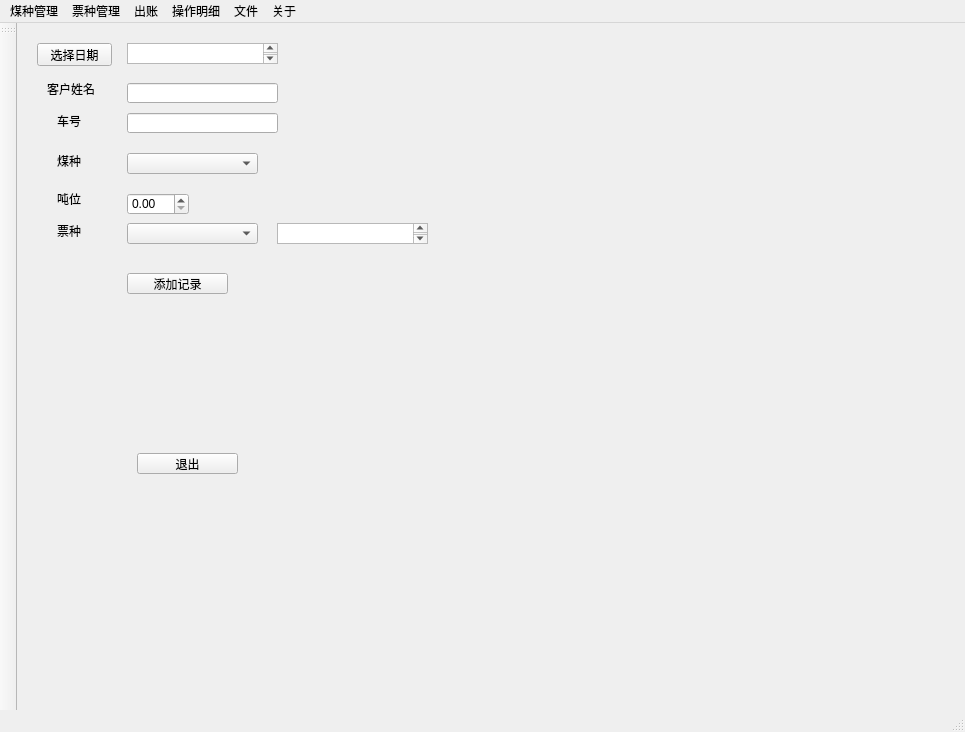
This is ui/main_window.ui in leexuehan/ParamGenerator as Qt 5 draws it before an edit. The edited form follows.
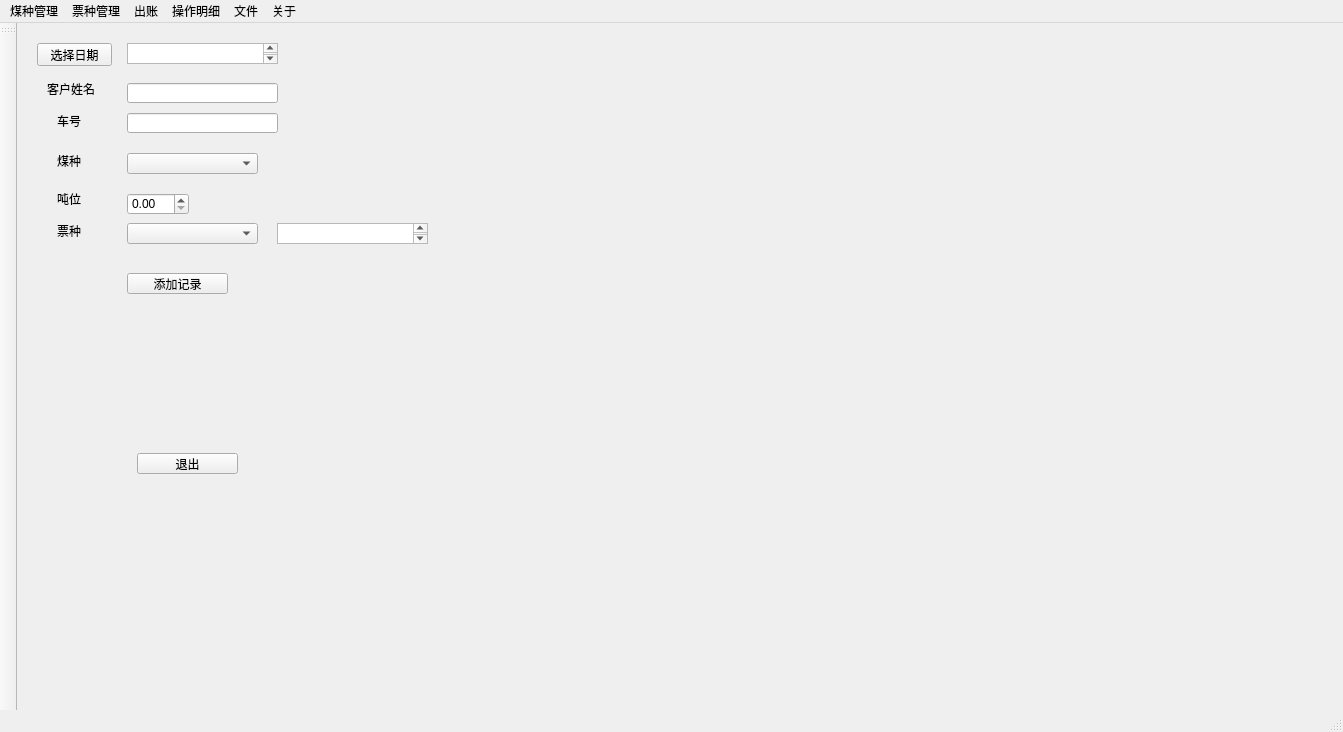
This is the edited form.

The edit to the form file:
```diff
--- a/ui/main_window.ui
+++ b/ui/main_window.ui
@@ -6,7 +6,7 @@
    <rect>
     <x>0</x>
     <y>0</y>
-    <width>965</width>
+    <width>1343</width>
     <height>732</height>
    </rect>
   </property>
@@ -200,7 +200,7 @@
     <rect>
      <x>0</x>
      <y>0</y>
-     <width>965</width>
+     <width>1343</width>
      <height>23</height>
     </rect>
    </property>
```
